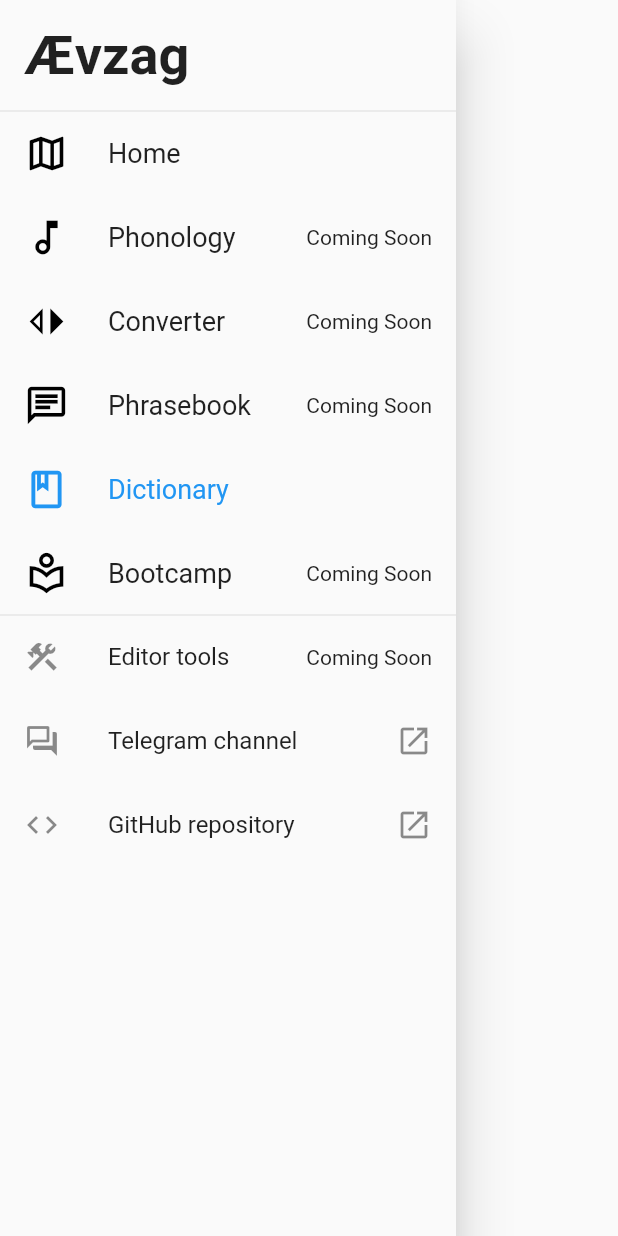
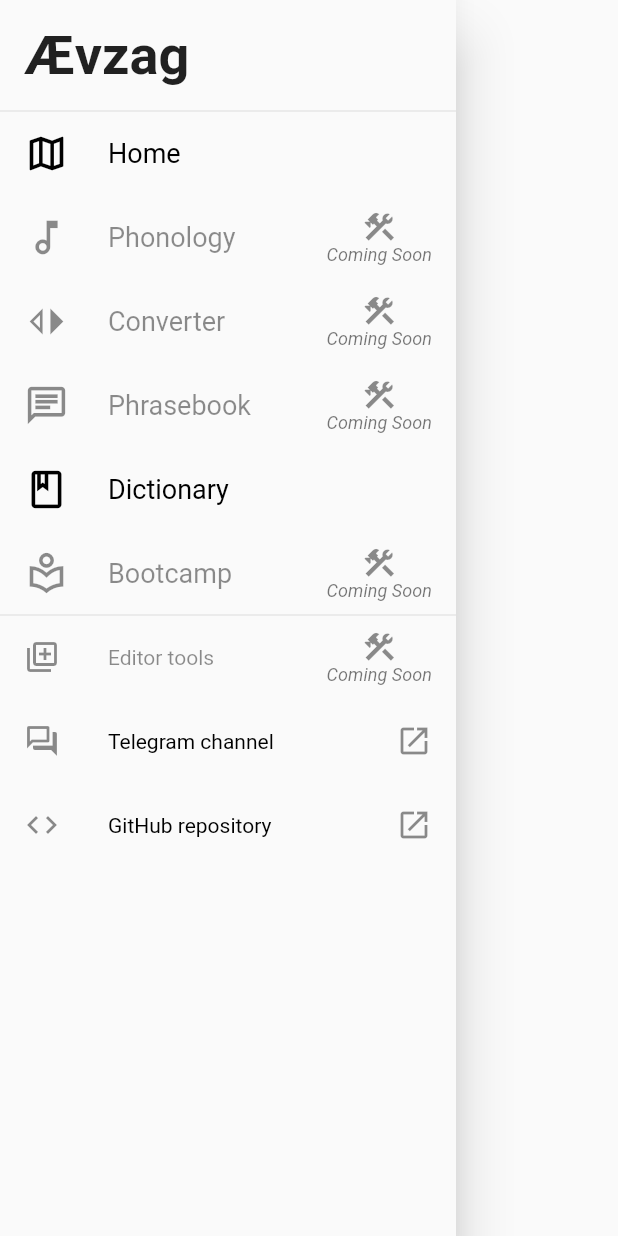
Before and after one commit to raxysstudios/avzag, a Flutter app: the NavDraver widget shown alone on an empty page, opened directly, on a phone screen of 412 x 824 dp. Run offline on Flutter 3.47's test engine with Material 2 defaults, Android fonts, the phone set to English and light mode, and no system bars; our stand-ins replace cloud_firestore, firebase_core, firebase_storage; accounts and stored records are empty.

Commit message:
Refactor nav drawer

```diff
--- a/lib/nav_drawer.dart
+++ b/lib/nav_drawer.dart
@@ -1,16 +1,72 @@
 import 'package:avzag/dictionary/dictionary_page.dart';
 import 'package:avzag/home/home_page.dart';
-import 'package:avzag/phonology/phonology_page.dart';
 import 'package:flutter/cupertino.dart';
 import 'package:flutter/material.dart';
 import 'package:url_launcher/url_launcher.dart';
 
 class _NavItem {
-  _NavItem(this.icon, this.title, {this.builder, this.link});
+  _NavItem(
+    this.icon,
+    this.title, {
+    this.builder,
+    this.link,
+    this.selected = false,
+  });
   final IconData icon;
   final String title;
   final Widget Function()? builder;
   final String? link;
+  final bool selected;
+
+  Widget build(
+    BuildContext context, {
+    bool small = false,
+    bool selected = true,
+  }) {
+    return ListTile(
+      leading: Icon(
+        icon,
+        size: small ? 24 : 30,
+        color: link != null || builder == null ? Colors.black45 : Colors.black,
+      ),
+      title: Text(
+        title,
+        style: TextStyle(
+          color:
+              link == null && builder == null ? Colors.black45 : Colors.black,
+          fontSize: small ? 14 : 18,
+        ),
+      ),
+      trailing: link == null
+          ? builder == null
+              ? Column(
+                  mainAxisAlignment: MainAxisAlignment.center,
+                  children: [
+                    Icon(Icons.construction_outlined),
+                    Text(
+                      "Coming Soon",
+                      style: TextStyle(
+                        color: Colors.black54,
+                        fontSize: 12,
+                        fontStyle: FontStyle.italic,
+                      ),
+                    ),
+                  ],
+                )
+              : null
+          : Icon(Icons.open_in_new_outlined),
+      onTap: link == null
+          ? builder == null
+              ? null
+              : () {
+                  Navigator.pushReplacement(
+                    context,
+                    MaterialPageRoute(builder: (context) => builder!()),
+                  );
+                }
+          : () => launch(link!),
+    );
+  }
 }
 
 class NavDraver extends StatelessWidget {
@@ -41,7 +97,7 @@ class NavDraver extends StatelessWidget {
     ),
   ];
   final submodules = [
-    _NavItem(Icons.construction_outlined, 'Editor tools'),
+    _NavItem(Icons.library_add_outlined, 'Editor tools'),
     _NavItem(
       Icons.forum_outlined,
       'Telegram channel',
@@ -70,37 +126,9 @@ class NavDraver extends StatelessWidget {
             ),
           ),
           Divider(height: 0),
-          for (final m in modules)
-            ListTile(
-              leading: Icon(
-                m.icon,
-                color: title == m.title ? Colors.blue : Colors.black,
-                size: 30,
-              ),
-              title: Text(m.title, style: TextStyle(fontSize: 18)),
-              trailing: m.builder == null ? Text("Coming Soon") : null,
-              selected: title == m.title,
-              onTap: m.builder == null
-                  ? null
-                  : () {
-                      Navigator.pushReplacement(
-                        context,
-                        MaterialPageRoute(builder: (context) => m.builder!()),
-                      );
-                    },
-            ),
+          for (final m in modules) m.build(context),
           Divider(height: 0),
-          for (final m in submodules)
-            ListTile(
-              leading: Icon(m.icon),
-              title: Text(m.title),
-              trailing: m.link == null
-                  ? m.builder == null
-                      ? Text("Coming Soon")
-                      : null
-                  : Icon(Icons.open_in_new_outlined),
-              onTap: m.link == null ? null : () => launch(m.link!),
-            ),
+          for (final m in submodules) m.build(context, small: true),
         ],
       ),
     );
```
